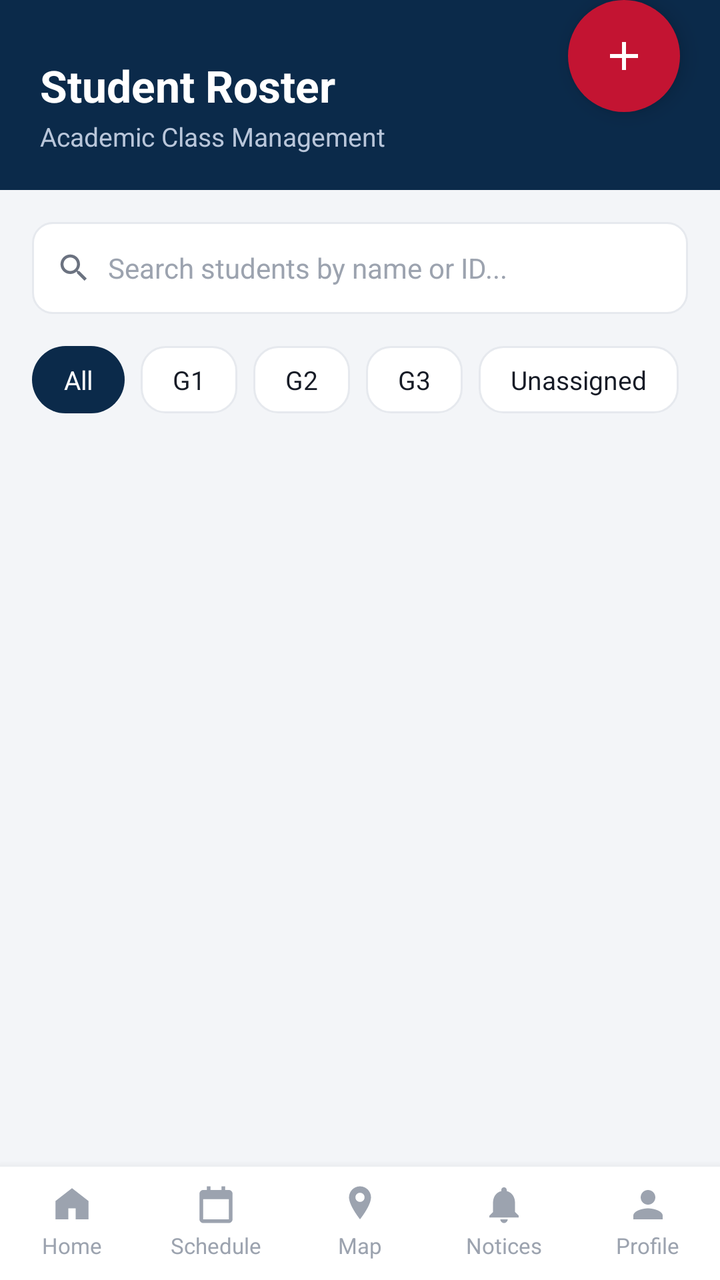
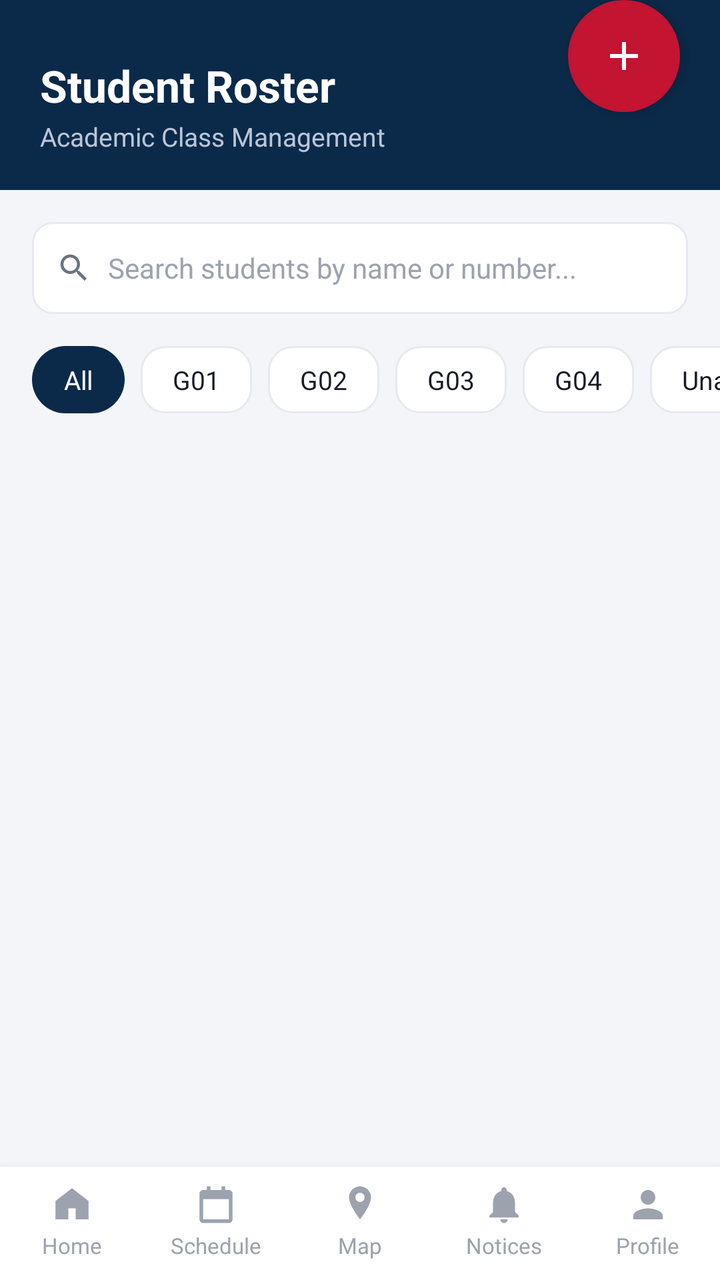

The first picture is an Android layout as it rendered before a commit; the second is the same layout after the commit. The layout source and the unified diff follow.
<!-- AndroidManifest.xml: application theme Theme.CampusApp -->
<!-- res/layout/activity_student_roster.xml -->
<?xml version="1.0" encoding="utf-8"?>
<RelativeLayout xmlns:android="http://schemas.android.com/apk/res/android"
    android:layout_width="match_parent"
    android:layout_height="match_parent"
    android:background="@color/background">

    <LinearLayout
        android:layout_width="match_parent"
        android:layout_height="match_parent"
        android:orientation="vertical">

        <LinearLayout style="@style/SectionHeader">
            <TextView android:layout_width="wrap_content" android:layout_height="wrap_content"
                android:text="Student Roster" android:textColor="@color/white" android:textSize="22sp" android:textStyle="bold"/>
            <TextView android:layout_width="wrap_content" android:layout_height="wrap_content" android:layout_marginTop="2dp"
                android:text="Academic Class Management" android:textColor="#B9C6DA" android:textSize="13sp"/>
        </LinearLayout>

        <LinearLayout
            android:layout_width="match_parent" android:layout_height="46dp"
            android:layout_margin="16dp"
            android:orientation="horizontal" android:gravity="center_vertical"
            android:background="@drawable/bg_input" android:paddingLeft="12dp" android:paddingRight="12dp">
            <ImageView android:layout_width="18dp" android:layout_height="18dp" android:src="@drawable/ic_search"/>
            <TextView android:layout_width="0dp" android:layout_height="wrap_content" android:layout_weight="1"
                android:layout_marginStart="8dp" android:text="Search students by name or ID..." android:textColor="@color/text_gray_light" android:textSize="14sp"/>
        </LinearLayout>

        <HorizontalScrollView
            android:layout_width="match_parent" android:layout_height="wrap_content"
            android:paddingLeft="16dp" android:layout_marginBottom="10dp" android:scrollbars="none">
            <LinearLayout android:layout_width="wrap_content" android:layout_height="wrap_content" android:orientation="horizontal">
                <TextView style="@style/FilterChip" android:text="All" android:textColor="@color/white" android:background="@drawable/bg_pill_selected"/>
                <TextView style="@style/FilterChip" android:text="G1"/>
                <TextView style="@style/FilterChip" android:text="G2"/>
                <TextView style="@style/FilterChip" android:text="G3"/>
                <TextView style="@style/FilterChip" android:text="Unassigned"/>
            </LinearLayout>
        </HorizontalScrollView>

        <ScrollView android:layout_width="match_parent" android:layout_height="0dp" android:layout_weight="1">
            <LinearLayout android:id="@+id/rosterContainer" android:layout_width="match_parent" android:layout_height="wrap_content" android:orientation="vertical"
                android:paddingLeft="16dp" android:paddingRight="16dp" android:paddingBottom="16dp"/>
        </ScrollView>

        <include layout="@layout/layout_bottom_nav" android:id="@+id/bottomNavInclude"/>
    </LinearLayout>

    <ImageView
        android:id="@+id/fabAdd"
        android:layout_width="56dp"
        android:layout_height="56dp"
        android:layout_above="@id/bottomNavInclude"
        android:layout_alignParentEnd="true"
        android:layout_marginEnd="20dp"
        android:layout_marginBottom="20dp"
        android:background="@drawable/bg_fab"
        android:padding="16dp"
        android:src="@drawable/ic_add"
        android:elevation="6dp"/>

</RelativeLayout>
<!-- res/layout/layout_bottom_nav.xml (included above) -->
<?xml version="1.0" encoding="utf-8"?>
<LinearLayout xmlns:android="http://schemas.android.com/apk/res/android"
    android:id="@+id/bottomNav"
    android:layout_width="match_parent"
    android:layout_height="wrap_content"
    android:orientation="horizontal"
    android:background="@color/white"
    android:elevation="8dp"
    android:paddingTop="8dp"
    android:paddingBottom="10dp">

    <LinearLayout android:id="@+id/navHome" style="@style/BottomNavItem">
        <ImageView android:id="@+id/navHomeIcon" style="@style/BottomNavIcon" android:src="@drawable/ic_home"/>
        <TextView android:id="@+id/navHomeLabel" style="@style/BottomNavLabel" android:text="Home"/>
    </LinearLayout>

    <LinearLayout android:id="@+id/navSchedule" style="@style/BottomNavItem">
        <ImageView android:id="@+id/navScheduleIcon" style="@style/BottomNavIcon" android:src="@drawable/ic_schedule"/>
        <TextView android:id="@+id/navScheduleLabel" style="@style/BottomNavLabel" android:text="Schedule"/>
    </LinearLayout>

    <LinearLayout android:id="@+id/navMap" style="@style/BottomNavItem">
        <ImageView android:id="@+id/navMapIcon" style="@style/BottomNavIcon" android:src="@drawable/ic_map"/>
        <TextView android:id="@+id/navMapLabel" style="@style/BottomNavLabel" android:text="Map"/>
    </LinearLayout>

    <LinearLayout android:id="@+id/navNotices" style="@style/BottomNavItem">
        <ImageView android:id="@+id/navNoticesIcon" style="@style/BottomNavIcon" android:src="@drawable/ic_notices"/>
        <TextView android:id="@+id/navNoticesLabel" style="@style/BottomNavLabel" android:text="Notices"/>
    </LinearLayout>

    <LinearLayout android:id="@+id/navProfile" style="@style/BottomNavItem">
        <ImageView android:id="@+id/navProfileIcon" style="@style/BottomNavIcon" android:src="@drawable/ic_profile"/>
        <TextView android:id="@+id/navProfileLabel" style="@style/BottomNavLabel" android:text="Profile"/>
    </LinearLayout>

</LinearLayout>
<!-- resources referenced by this layout -->
<resources>
  <color name="background">#F3F5F8</color>
  <color name="text_gray_light">#9CA3AF</color>
  <color name="white">#FFFFFF</color>
  <!-- drawable bg_fab (drawable) -->
  <?xml version="1.0" encoding="utf-8"?>
  <shape xmlns:android="http://schemas.android.com/apk/res/android" android:shape="oval">
      <solid android:color="@color/primary_red" />
  </shape>
  <!-- drawable bg_input (drawable) -->
  <?xml version="1.0" encoding="utf-8"?>
  <shape xmlns:android="http://schemas.android.com/apk/res/android" android:shape="rectangle">
      <solid android:color="@color/white" />
      <stroke android:width="1dp" android:color="@color/divider" />
      <corners android:radius="10dp" />
  </shape>
  <!-- drawable bg_pill_selected (drawable) -->
  <?xml version="1.0" encoding="utf-8"?>
  <shape xmlns:android="http://schemas.android.com/apk/res/android" android:shape="rectangle">
      <solid android:color="@color/navy_dark" />
      <corners android:radius="20dp" />
  </shape>
  <!-- drawable ic_add (drawable) -->
  <vector xmlns:android="http://schemas.android.com/apk/res/android"
      android:width="24dp" android:height="24dp" android:viewportWidth="24" android:viewportHeight="24">
      <path android:fillColor="@android:color/white"
          android:pathData="M11,5 L13,5 L13,11 L19,11 L19,13 L13,13 L13,19 L11,19 L11,13 L5,13 L5,11 L11,11 Z"/>
  </vector>
  <!-- drawable ic_home (drawable) -->
  <vector xmlns:android="http://schemas.android.com/apk/res/android"
      android:width="24dp" android:height="24dp" android:viewportWidth="24" android:viewportHeight="24"
      android:tint="?attr/colorControlNormal">
      <path android:fillColor="@android:color/white"
          android:pathData="M12,3 L21,10 L21,20 L14,20 L14,14 L10,14 L10,20 L3,20 L3,10 Z"
          android:fillType="evenOdd"/>
  </vector>
  <!-- drawable ic_profile (drawable) -->
  <vector xmlns:android="http://schemas.android.com/apk/res/android"
      android:width="24dp" android:height="24dp" android:viewportWidth="24" android:viewportHeight="24">
      <path android:fillColor="@android:color/white"
          android:pathData="M12,12 C14.2,12 16,10.2 16,8 C16,5.8 14.2,4 12,4 C9.8,4 8,5.8 8,8 C8,10.2 9.8,12 12,12 Z M12,14 C9.3,14 4,15.3 4,18 L4,20 L20,20 L20,18 C20,15.3 14.7,14 12,14 Z"/>
  </vector>
  <style name="BottomNavIcon">
          <item name="android:layout_width">22dp</item>
          <item name="android:layout_height">22dp</item>
          <item name="android:tint">@color/text_gray_light</item>
      </style>
  <style name="BottomNavLabel">
          <item name="android:layout_width">wrap_content</item>
          <item name="android:layout_height">wrap_content</item>
          <item name="android:layout_marginTop">2dp</item>
          <item name="android:textSize">11sp</item>
          <item name="android:textColor">@color/text_gray_light</item>
      </style>
  <style name="Theme.CampusApp" parent="Theme.MaterialComponents.Light.NoActionBar">
          <item name="colorPrimary">@color/primary_blue</item>
          <item name="colorPrimaryDark">@color/navy_dark</item>
          <item name="colorAccent">@color/primary_red</item>
          <item name="android:windowBackground">@color/background</item>
          <item name="android:statusBarColor">@color/navy_dark</item>
      </style>
  <color name="primary_red">#C31432</color>
  <color name="divider">#E6E9EE</color>
  <color name="navy_dark">#0B2A4A</color>
  <color name="text_gray">#6B7280</color>
  <!-- drawable bg_button_outline (drawable) -->
  <?xml version="1.0" encoding="utf-8"?>
  <shape xmlns:android="http://schemas.android.com/apk/res/android" android:shape="rectangle">
      <solid android:color="@color/white" />
      <stroke android:width="1dp" android:color="@color/divider" />
      <corners android:radius="12dp" />
  </shape>
  <color name="text_dark">#161B26</color>
  <color name="primary_blue">#12469E</color>
  <!-- unchanged entries left out for length: 7 -->
</resources>

<!-- the commit's change to res/layout/activity_student_roster.xml (unified diff, before → after) -->
@@ -22,19 +22,22 @@
             android:orientation="horizontal" android:gravity="center_vertical"
             android:background="@drawable/bg_input" android:paddingLeft="12dp" android:paddingRight="12dp">
             <ImageView android:layout_width="18dp" android:layout_height="18dp" android:src="@drawable/ic_search"/>
-            <TextView android:layout_width="0dp" android:layout_height="wrap_content" android:layout_weight="1"
-                android:layout_marginStart="8dp" android:text="Search students by name or ID..." android:textColor="@color/text_gray_light" android:textSize="14sp"/>
+            <EditText android:id="@+id/etSearch" android:layout_width="0dp" android:layout_height="match_parent" android:layout_weight="1"
+                android:layout_marginStart="8dp" android:background="@null" android:hint="Search students by name or number..."
+                android:inputType="text" android:imeOptions="actionSearch" android:maxLines="1"
+                android:textColor="@color/text_dark" android:textColorHint="@color/text_gray_light" android:textSize="14sp"/>
         </LinearLayout>
 
         <HorizontalScrollView
             android:layout_width="match_parent" android:layout_height="wrap_content"
             android:paddingLeft="16dp" android:layout_marginBottom="10dp" android:scrollbars="none">
             <LinearLayout android:layout_width="wrap_content" android:layout_height="wrap_content" android:orientation="horizontal">
-                <TextView style="@style/FilterChip" android:text="All" android:textColor="@color/white" android:background="@drawable/bg_pill_selected"/>
-                <TextView style="@style/FilterChip" android:text="G1"/>
-                <TextView style="@style/FilterChip" android:text="G2"/>
-                <TextView style="@style/FilterChip" android:text="G3"/>
-                <TextView style="@style/FilterChip" android:text="Unassigned"/>
+                <TextView android:id="@+id/chipAll" style="@style/FilterChip" android:text="All" android:textColor="@color/white" android:background="@drawable/bg_pill_selected"/>
+                <TextView android:id="@+id/chipG01" style="@style/FilterChip" android:text="G01"/>
+                <TextView android:id="@+id/chipG02" style="@style/FilterChip" android:text="G02"/>
+                <TextView android:id="@+id/chipG03" style="@style/FilterChip" android:text="G03"/>
+                <TextView android:id="@+id/chipG04" style="@style/FilterChip" android:text="G04"/>
+                <TextView android:id="@+id/chipUnassigned" style="@style/FilterChip" android:text="Unassigned"/>
             </LinearLayout>
         </HorizontalScrollView>
 
